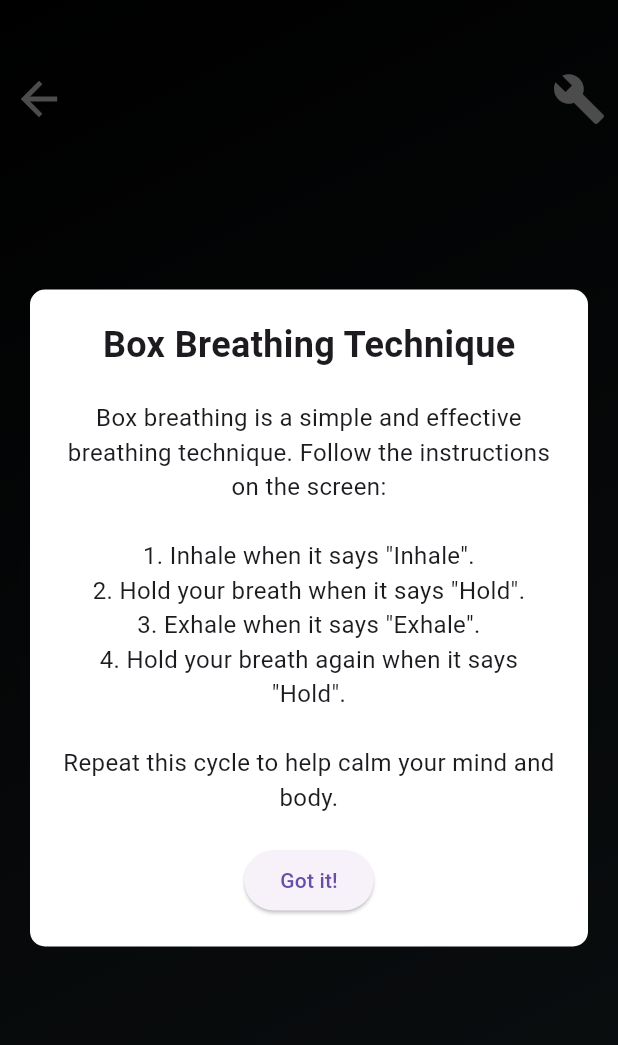
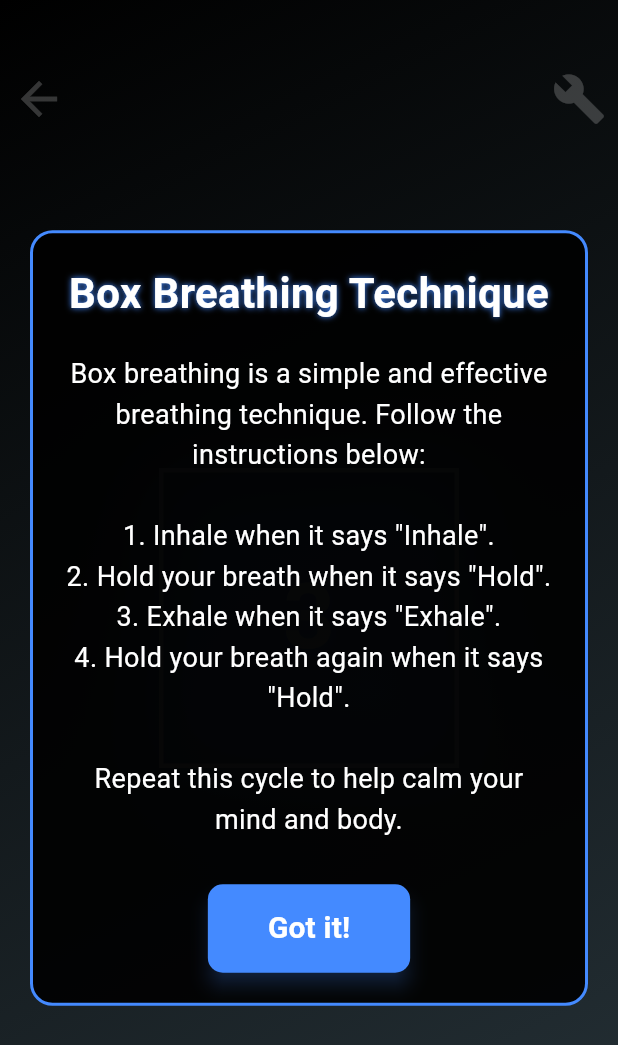
Before and after one commit to rasulsilva95/box-breather, a Flutter app: the BoxBreathingScreen screen opened directly, on a phone screen of 412 x 824 dp. Shown: the top 1045 px of the screen. Run offline on Flutter 3.47's test engine with Material 3 defaults, Android fonts, the light colour scheme and no system bars.

Commit message:
nice looking instructions page

```diff
--- a/box_breather/lib/main.dart
+++ b/box_breather/lib/main.dart
@@ -648,43 +648,83 @@ class InfoOverlay extends StatelessWidget {
   Widget build(BuildContext context) {
     return Stack(
       children: [
+        // Background with gradient and transparency
         Container(
-          color: Colors.black.withOpacity(0.7), // Slight transparency
+          decoration: BoxDecoration(
+            gradient: LinearGradient(
+              begin: Alignment.topLeft,
+              end: Alignment.bottomRight,
+              colors: [Colors.black.withOpacity(0.8), Colors.blueGrey.shade900.withOpacity(0.8)],
+            ),
+          ),
         ),
         Center(
           child: Container(
             padding: EdgeInsets.all(20),
             margin: EdgeInsets.symmetric(horizontal: 20),
             decoration: BoxDecoration(
-              color: Colors.white,
-              borderRadius: BorderRadius.circular(10),
+              color: Colors.black.withOpacity(0.9), // Slightly transparent black background
+              borderRadius: BorderRadius.circular(15),
+              border: Border.all(color: Colors.blueAccent, width: 2), // Blue border
             ),
             child: Column(
               mainAxisSize: MainAxisSize.min,
               children: [
+                // Title
                 Text(
                   'Box Breathing Technique',
                   style: TextStyle(
-                    fontSize: 24,
+                    fontSize: 28,
                     fontWeight: FontWeight.bold,
+                    color: Colors.white,
+                    shadows: [
+                      Shadow(
+                        blurRadius: 5,
+                        color: Colors.blueAccent,
+                        offset: Offset(0, 0),
+                      ),
+                    ],
                   ),
+                  textAlign: TextAlign.center,
                 ),
                 SizedBox(height: 20),
+                // Instructions
                 Text(
                   'Box breathing is a simple and effective breathing technique. '
-                  'Follow the instructions on the screen:\n\n'
+                  'Follow the instructions below:\n\n'
                   '1. Inhale when it says "Inhale".\n'
                   '2. Hold your breath when it says "Hold".\n'
                   '3. Exhale when it says "Exhale".\n'
                   '4. Hold your breath again when it says "Hold".\n\n'
                   'Repeat this cycle to help calm your mind and body.',
-                  style: TextStyle(fontSize: 16),
+                  style: TextStyle(
+                    fontSize: 18,
+                    color: Colors.white,
+                    height: 1.5, // Line height for better readability
+                  ),
                   textAlign: TextAlign.center,
                 ),
-                SizedBox(height: 20),
+                SizedBox(height: 30),
+                // "Got it!" Button
                 ElevatedButton(
                   onPressed: onClose,
-                  child: Text('Got it!'),
+                  style: ElevatedButton.styleFrom(
+                    backgroundColor: Colors.blueAccent, // Button background color
+                    foregroundColor: Colors.white, // Button text color
+                    padding: EdgeInsets.symmetric(horizontal: 40, vertical: 15),
+                    shape: RoundedRectangleBorder(
+                      borderRadius: BorderRadius.circular(10),
+                    ),
+                    elevation: 5,
+                    shadowColor: Colors.blueAccent.withOpacity(0.5),
+                  ),
+                  child: Text(
+                    'Got it!',
+                    style: TextStyle(
+                      fontSize: 20,
+                      fontWeight: FontWeight.bold,
+                    ),
+                  ),
                 ),
               ],
             ),
```
